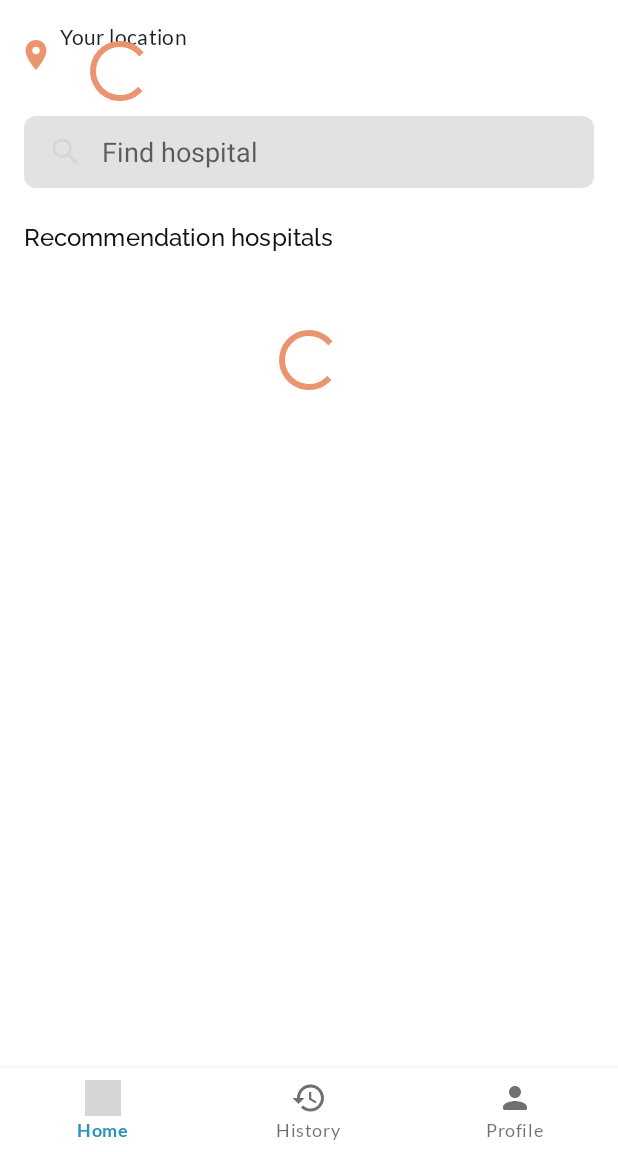
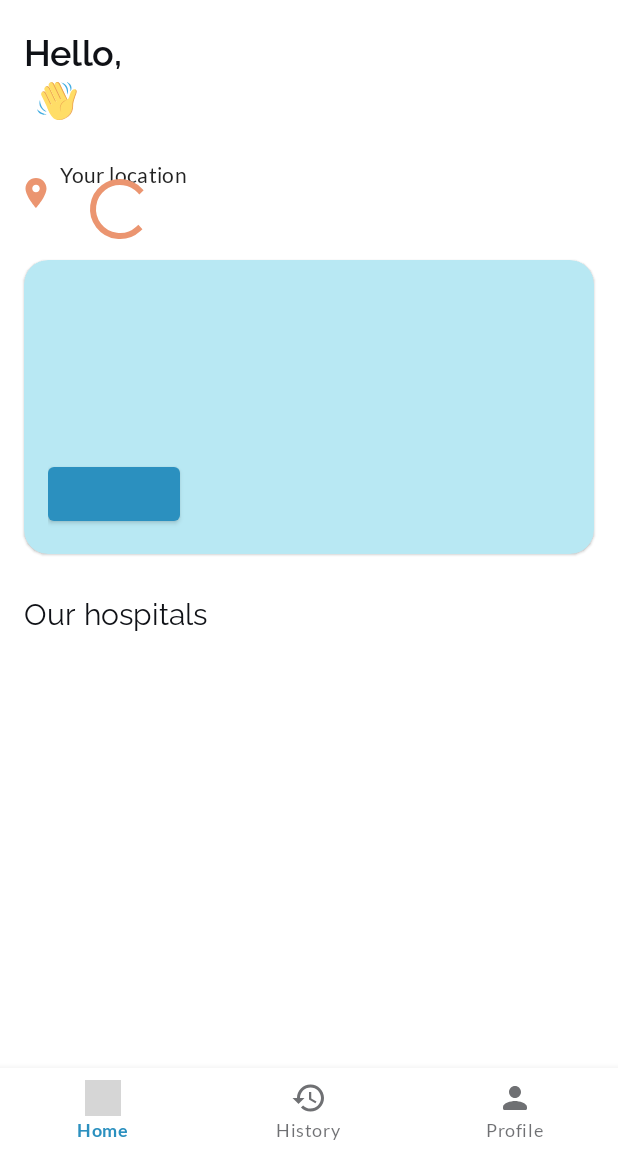
Before and after one commit to syntialai/final-project-B21-CAP0018, an Android app: the HomeFragment screen opened directly, with no data from a screen before it, on a phone screen of 412 x 824 dp, the part 84-1236 px from its top. Run offline under Robolectric (Android 15) with nearby library versions, the phone set to English and light mode, and no system bars; our stand-ins replace Firebase (no records; nobody signed in at launch, a user with empty details on screens opened directly), navigation-ui; plain views replace SpinKitView; 7 statements that could not run were skipped; grey boxes are pictures that could not be loaded.

Commit message:
Modify layout in fragment_home.xml

```diff
--- a/android-app/app/src/main/res/layout/fragment_home.xml
+++ b/android-app/app/src/main/res/layout/fragment_home.xml
@@ -12,6 +12,40 @@
         android:clipToPadding="false"
         android:paddingHorizontal="@dimen/dp_16"
         tools:context=".ui.home.view.HomeFragment">
+
+        <TextView
+            android:id="@+id/text_view_hello_label"
+            android:layout_width="@dimen/dp_0"
+            android:layout_height="wrap_content"
+            android:layout_marginTop="@dimen/dp_16"
+            android:text="@string/hello_label"
+            android:textAppearance="?attr/textAppearanceHeadline2"
+            android:textColor="?attr/colorOnSurface"
+            app:layout_constraintEnd_toEndOf="parent"
+            app:layout_constraintStart_toStartOf="parent"
+            app:layout_constraintTop_toTopOf="parent" />
+
+        <TextView
+            android:id="@+id/text_view_name_label"
+            android:layout_width="@dimen/dp_0"
+            android:layout_height="wrap_content"
+            android:textAppearance="?attr/textAppearanceHeadline2"
+            android:textColor="?attr/colorOnSurface"
+            app:layout_constraintStart_toStartOf="parent"
+            app:layout_constraintTop_toBottomOf="@id/text_view_hello_label"
+            tools:text="@string/hello_label" />
+
+        <ImageView
+            android:id="@+id/image_view_hello"
+            android:layout_width="wrap_content"
+            android:layout_height="wrap_content"
+            android:contentDescription="@string/hello_label"
+            android:paddingStart="@dimen/dp_8"
+            android:paddingEnd="@dimen/dp_16"
+            android:src="@drawable/ic_hello"
+            app:layout_constraintBottom_toBottomOf="@id/text_view_name_label"
+            app:layout_constraintStart_toEndOf="@id/text_view_name_label"
+            app:layout_constraintTop_toTopOf="@id/text_view_name_label" />
 
         <ImageView
             android:id="@+id/image_view_your_location"
@@ -29,12 +63,12 @@
             android:id="@+id/text_view_your_location_label"
             android:layout_width="@dimen/dp_0"
             android:layout_height="wrap_content"
-            android:layout_marginTop="@dimen/dp_16"
+            android:layout_marginTop="@dimen/dp_24"
             android:text="@string/your_location_label"
             android:textAppearance="?attr/textAppearanceBody2"
             app:layout_constraintEnd_toEndOf="parent"
             app:layout_constraintStart_toEndOf="@id/image_view_your_location"
-            app:layout_constraintTop_toTopOf="parent" />
+            app:layout_constraintTop_toBottomOf="@id/text_view_name_label" />
 
         <TextView
             android:id="@+id/text_view_your_location"
@@ -73,12 +107,23 @@
             app:layout_constraintStart_toStartOf="parent"
             app:layout_constraintTop_toTopOf="@id/text_view_your_location_label" />
 
+        <include
+            android:id="@+id/layout_verification_status"
+            layout="@layout/layout_verification_status"
+            android:layout_width="match_parent"
+            android:layout_height="wrap_content"
+            android:layout_marginTop="@dimen/dp_24"
+            app:layout_constraintEnd_toEndOf="parent"
+            app:layout_constraintStart_toStartOf="parent"
+            app:layout_constraintTop_toBottomOf="@id/view_your_location_listener" />
+
         <SearchView
             android:id="@+id/search_view_home"
             android:layout_width="match_parent"
             android:layout_height="wrap_content"
             android:layout_marginTop="@dimen/dp_20"
             android:queryHint="@string/search_hint"
+            android:visibility="gone"
             app:layout_constraintEnd_toEndOf="parent"
             app:layout_constraintStart_toStartOf="parent"
             app:layout_constraintTop_toBottomOf="@id/text_view_your_location" />
@@ -89,11 +134,24 @@
             android:layout_height="wrap_content"
             android:layout_marginTop="@dimen/dp_20"
             android:text="@string/recommendation_hospitals_label"
+            android:visibility="gone"
             android:textAppearance="?attr/textAppearanceHeadline4"
             android:textColor="?attr/colorOnSurface"
             app:layout_constraintEnd_toEndOf="parent"
             app:layout_constraintStart_toStartOf="parent"
             app:layout_constraintTop_toBottomOf="@id/search_view_home" />
+
+        <TextView
+            android:id="@+id/text_view_our_hospitals_label"
+            android:layout_width="@dimen/dp_0"
+            android:layout_height="wrap_content"
+            android:layout_marginTop="@dimen/dp_24"
+            android:text="@string/our_hospitals_label"
+            android:textAppearance="?attr/textAppearanceHeadline3"
+            android:textColor="?attr/colorOnSurface"
+            app:layout_constraintEnd_toEndOf="parent"
+            app:layout_constraintStart_toStartOf="parent"
+            app:layout_constraintTop_toBottomOf="@id/layout_verification_status" />
 
         <androidx.recyclerview.widget.RecyclerView
             android:id="@+id/recycler_view_recommended_hospitals"
@@ -104,7 +162,7 @@
             app:layoutManager="androidx.recyclerview.widget.LinearLayoutManager"
             app:layout_constraintEnd_toEndOf="parent"
             app:layout_constraintStart_toStartOf="parent"
-            app:layout_constraintTop_toBottomOf="@id/text_view_recommendation_hospitals_label" />
+            app:layout_constraintTop_toBottomOf="@id/text_view_our_hospitals_label" />
 
         <androidx.recyclerview.widget.RecyclerView
             android:id="@+id/recycler_view_hospital_search_results"
@@ -116,8 +174,7 @@
             app:layoutManager="androidx.recyclerview.widget.LinearLayoutManager"
             app:layout_constraintEnd_toEndOf="parent"
             app:layout_constraintStart_toStartOf="parent"
-            app:layout_constraintTop_toBottomOf="@id/search_view_home"
-            tools:visibility="visible" />
+            app:layout_constraintTop_toBottomOf="@id/layout_verification_status" />
 
         <com.github.ybq.android.spinkit.SpinKitView
             android:id="@+id/spin_kit_load_home"
```
